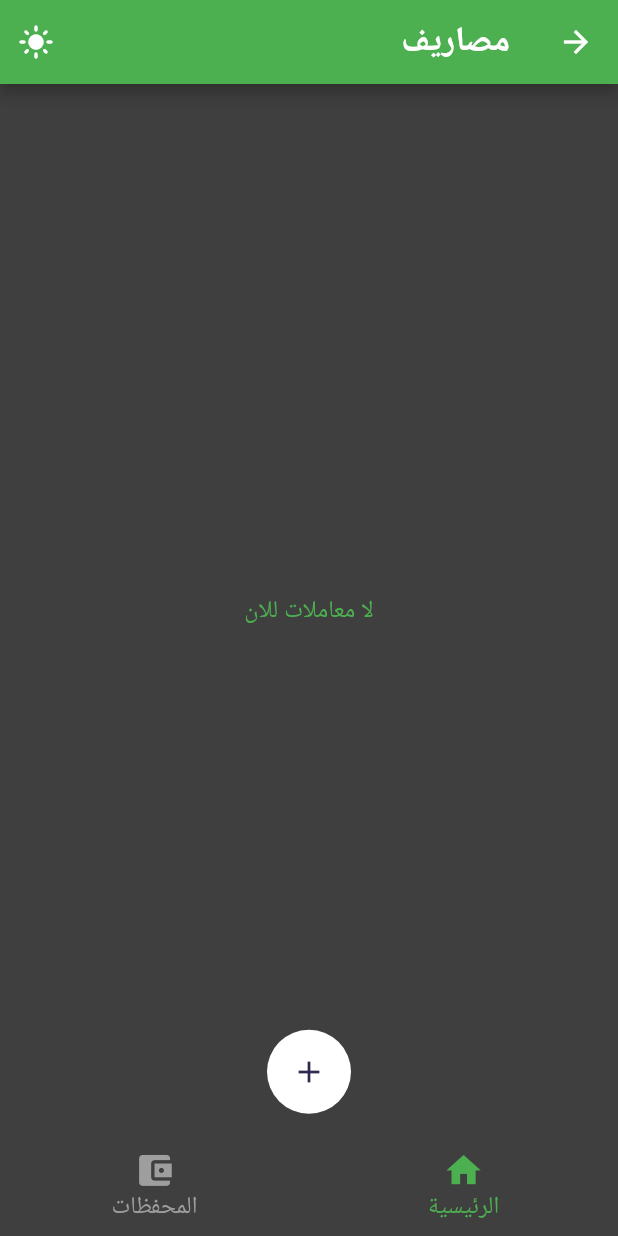
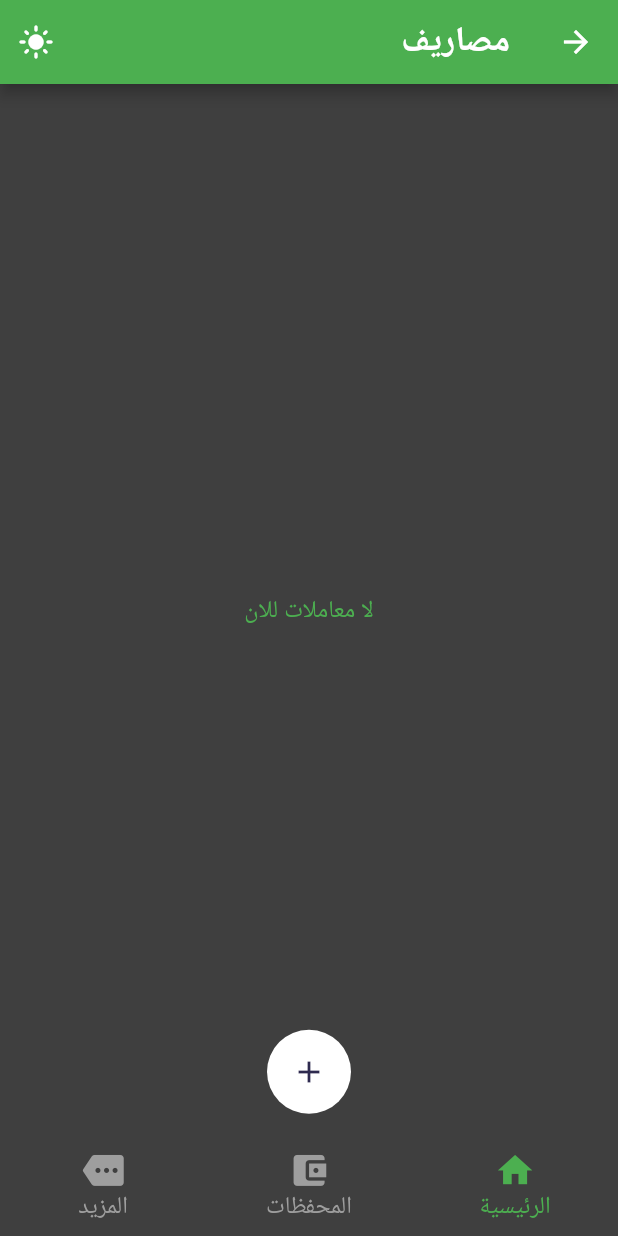
Before and after one commit to Basel85/masaref, a Flutter app: the MainScreen screen opened directly, after a tap on the "dark mode" icon, on a phone screen of 412 x 824 dp. Run offline on Flutter 3.47's test engine with Material 2 defaults, Android fonts, the phone set to English and light mode, and no system bars; our stand-ins replace flutter_bloc, flutter_local_notifications, flutter_screenutil, font_awesome_flutter, google_fonts, image_picker and 3 more; accounts and stored records are empty; Roboto replaces fonts that are missing (Cairo).

Commit message:
add more screen

```diff
--- a/lib/core/widgets/custom_list_tile.dart
+++ b/lib/core/widgets/custom_list_tile.dart
@@ -11,6 +11,8 @@ class CustomListTile extends StatelessWidget {
   final double? imageRadius;
   final Color backgroundColor;
   final String? image;
+  final Icon? icon;
+  final void Function()? onTap;
   const CustomListTile(
       {super.key,
       required this.title,
@@ -18,17 +20,19 @@ class CustomListTile extends StatelessWidget {
       this.trailing,
       this.imageRadius,
       this.backgroundColor = AppColors.primaryColor,
-      required this.image});
+      this.image, this.onTap, this.icon});
 
   @override
   Widget build(BuildContext context) {
-    return ListTile(
+    return GestureDetector(
+      onTap: onTap,
+      child: ListTile(
         contentPadding: EdgeInsets.zero,
-      leading: CircleAvatar(
+        leading: image!=null? CircleAvatar(
           radius: imageRadius ?? 20.r,
           backgroundColor: backgroundColor,
           backgroundImage: image!=null && image!=""? FileImage(File(image!)):null,
-      ),
+        ):icon,
         title: Text(
           title,
           style: TextStyle(
@@ -38,6 +42,7 @@ class CustomListTile extends StatelessWidget {
           ),
         ),
         trailing: trailing,
+      ),
     );
   }
 }
--- a/lib/features/main/presentation/main_screen.dart
+++ b/lib/features/main/presentation/main_screen.dart
@@ -9,6 +9,7 @@ import 'package:masaref/features/main/cubits/bottom_navigation_bar/bottom_naviga
 import 'package:masaref/features/main/cubits/bottom_navigation_bar/bottom_navigation_bar_states.dart';
 import 'package:masaref/features/mo3amala/presentation/view/mo3amala.dart';
 import 'package:masaref/features/mo3amalat_tap/presentation/view/mo3amalat_tap.dart';
+import 'package:masaref/features/more/presentation/more_screen.dart';
 import 'package:masaref/features/wallets/cubits/get_all_wallets/get_all_wallets_cubit.dart';
 import 'package:masaref/features/wallets/cubits/get_all_wallets/get_all_wallets_states.dart';
 import 'package:masaref/features/wallets/presentation/wallets_screen.dart';
@@ -62,10 +63,11 @@ class MainScreen extends StatelessWidget {
                       Directionality(
                           textDirection: TextDirection.rtl,
                           child: Mo3amalatTap()),
-                      // Container(),
                       Directionality(
                           textDirection: TextDirection.rtl,
                           child: WalletsScreen()),
+                      Directionality(
+                          textDirection: TextDirection.rtl, child: MoreScreen())
                       // Container(),
                     ],
                   ),
@@ -106,10 +108,10 @@ class MainScreen extends StatelessWidget {
                         icon: Icon(Icons.account_balance_wallet),
                         label: 'المحفظات',
                       ),
-                      // BottomNavigationBarItem(
-                      //   icon: Icon(Icons.more_rounded),
-                      //   label: 'المزيد',
-                      // ),
+                      BottomNavigationBarItem(
+                        icon: Icon(Icons.more_rounded),
+                        label: 'المزيد',
+                      ),
                     ],
                   ),
                 ),
--- /dev/null
+++ b/lib/features/more/presentation/more_screen.dart
@@ -0,0 +1,56 @@
+import 'package:flutter/material.dart';
+import 'package:flutter_screenutil/flutter_screenutil.dart';
+import 'package:masaref/core/utils/app_colors.dart';
+import 'package:masaref/core/widgets/custom_app_bar.dart';
+import 'package:masaref/core/widgets/custom_list_tile.dart';
+
+class MoreScreen extends StatelessWidget {
+  const MoreScreen({super.key});
+
+  @override
+  Widget build(BuildContext context) {
+    return Scaffold(
+      appBar: CustomAppBar(
+        title: Text(
+          "المصاريف",
+          style: TextStyle(
+            color: AppColors.colorWhite,
+            fontSize: 20.sp,
+          ),
+        ),
+      ),
+      body: ListView(
+        padding: EdgeInsets.symmetric(horizontal: 20.w, vertical: 20.h),
+        children: [
+          CustomListTile(
+            title: "المعاملات المتكررة",
+            icon: Icon(
+              Icons.repeat,
+              color: AppColors.colorBlack,
+              size: 24.r,
+            ),
+            onTap: () {},
+          ),
+          CustomListTile(
+            title: "الاولويات",
+            icon: Icon(
+              Icons.priority_high_sharp,
+              color: AppColors.redColor,
+              size: 24.r,
+            ),
+            onTap: () {},
+          ),
+          CustomListTile(
+            title: "تنبيهات التطبيق",
+            icon: Icon(
+              Icons.notifications_on_sharp,
+              color: AppColors.redColor,
+              size: 24.r,
+            ),
+            onTap: () {},
+          ),
+        ],
+      ),
+    );
+  }
+}
--- a/lib/features/splash/presentation/splash_screen.dart
+++ b/lib/features/splash/presentation/splash_screen.dart
@@ -1,5 +1,6 @@
 import 'package:flutter/material.dart';
 import 'package:flutter_bloc/flutter_bloc.dart';
+import 'package:masaref/core/helpers/notification_helper.dart';
 import 'package:masaref/core/utils/app_assets.dart';
 import 'package:masaref/core/utils/app_colors.dart';
 import 'package:masaref/core/utils/snack_bar_viewer.dart';
@@ -22,6 +23,7 @@ class SplashScreen extends StatefulWidget {
 class _SplashScreenState extends State<SplashScreen> with SnackBarViewer {
   @override
   void initState() {
+    NotificationHelper.showScheduledNotification();
     GetAllWalletsCubit.get(context).getAllWallets();
     super.initState();
   }
--- a/lib/main.dart
+++ b/lib/main.dart
@@ -8,21 +8,27 @@ import 'package:masaref/core/app_cubit/whole_app_state.dart';
 import 'package:masaref/core/cubits/image_picker/image_picker_cubit.dart';
 import 'package:masaref/core/helpers/cache_helper.dart';
 import 'package:masaref/core/helpers/db_helper.dart';
+import 'package:masaref/core/helpers/notification_helper.dart';
 import 'package:masaref/core/helpers/observer.dart';
 import 'package:masaref/core/utils/app_colors.dart';
 import 'package:masaref/features/add_new_wallet/cubits/add_new_wallet/add_new_wallet_cubit.dart';
 import 'package:masaref/features/categories/cubits/get_categories_of_section/get_categories_of_section_cubit.dart';
 import 'package:masaref/features/main/cubits/bottom_navigation_bar/bottom_navigation_bar_cubit.dart';
 import 'package:masaref/features/mo3amala/presentation/manager/cubit/mo3amala_cubit.dart';
+import 'package:masaref/features/mo3amala/presentation/view/mo3amala.dart';
 import 'package:masaref/features/splash/presentation/splash_screen.dart';
 import 'package:masaref/features/update_wallet/cubits/update_wallet/update_wallet_cubit.dart';
 import 'package:masaref/features/wallets/cubits/get_all_wallets/get_all_wallets_cubit.dart';
+import 'package:timezone/data/latest.dart' as time_zone_initializer;
 
 final GlobalKey<NavigatorState> navigatorKey = GlobalKey();
-
+bool isRunFromNotification = false;
 void main() async {
   WidgetsFlutterBinding.ensureInitialized();
   Bloc.observer = Observer();
+  NotificationHelper.init();
+  isRunFromNotification = await NotificationHelper.checkAppNotification();
+  time_zone_initializer.initializeTimeZones();
   await CacheHelper.init();
   await DBHelper.createDatabase();
   runApp(const MyApp());
@@ -81,7 +87,9 @@ class MyApp extends StatelessWidget {
                             ),
                             scaffoldBackgroundColor: AppColors.lightMode,
                           ),
-                    home: const SplashScreen(),
+                    home: isRunFromNotification
+                        ? const Mo3amalaPage(toAdd: true, walletList: [])
+                        : const SplashScreen(),
                   );
                 },
               ),
--- a/pubspec.yaml
+++ b/pubspec.yaml
@@ -32,6 +32,7 @@ dependencies:
     sdk: flutter
 
 
+
   # The following adds the Cupertino Icons font to your application.
   # Use with the CupertinoIcons class for iOS style icons.
   cupertino_icons: ^1.0.2
@@ -44,6 +45,9 @@ dependencies:
   sqflite: ^2.3.0
   path: ^1.8.3
   image_picker: ^1.0.4
+  flutter_local_notifications: ^16.1.0
+  rxdart: ^0.27.7
+  timezone: ^0.9.2
 
 dev_dependencies:
   flutter_test:
```
Also changed, not shown: lib/core/helpers/notification_helper.dart (added, +59 -0 lines), pubspec.lock, 4 other files. Lines whose indentation alone changed are shown as unchanged.
